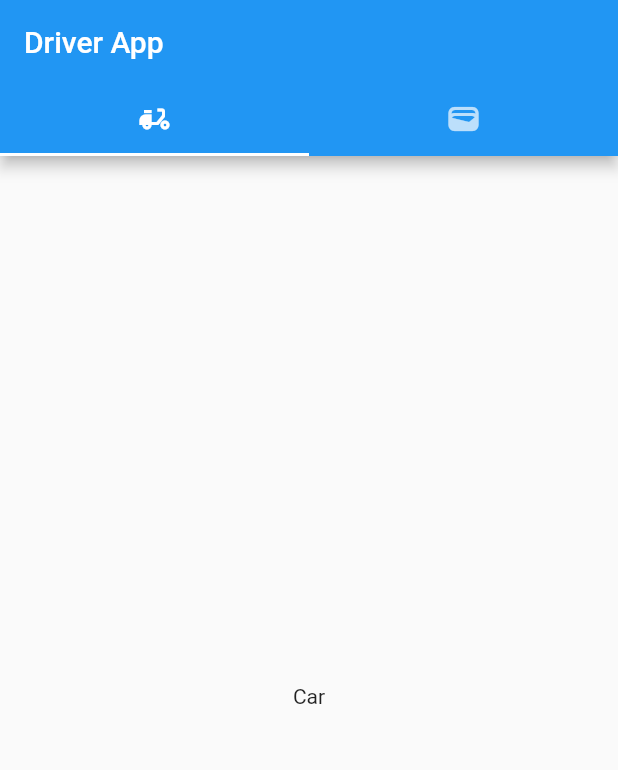
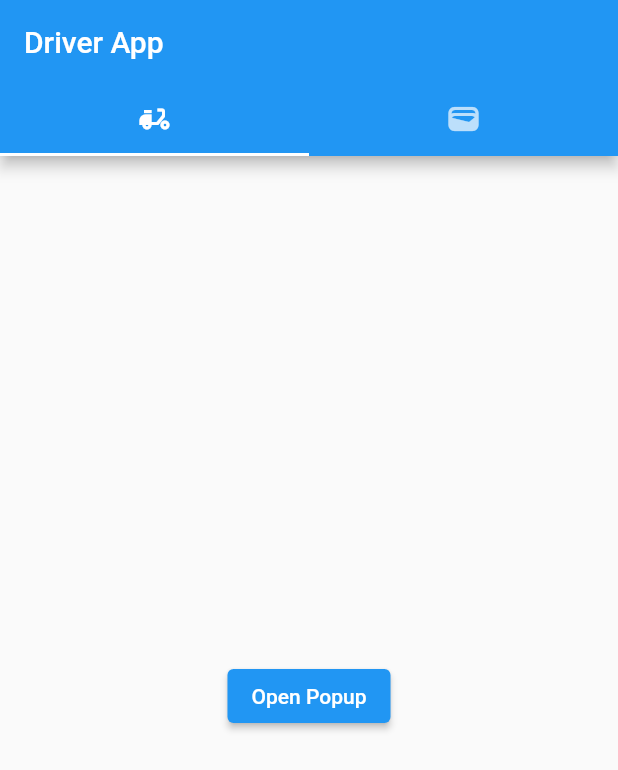
Before and after one commit to abdallahshaban557/reinvent_driver_app, a Flutter app: the screen it shows after launch, on a phone screen of 412 x 824 dp. Shown: the top 770 px of the screen. Run offline on Flutter 3.47's test engine with Material 2 defaults, Android fonts, the phone set to English and light mode, and no system bars; our stand-ins replace flutter_riverpod, logger; missing offline and left inert: amplify_api, amplify_auth_cognito, amplify_authenticator, amplify_core, amplify_datastore_plugin_interface, amplify_flutter.

Commit message:
fixed up popup

```diff
--- a/lib/driver-screen.dart
+++ b/lib/driver-screen.dart
@@ -14,6 +14,25 @@
   Widget build(BuildContext context) {
     return Authenticator(
       child: MaterialApp(
+        theme: ThemeData(
+          primarySwatch: Colors.blue,
+          textTheme: const TextTheme(
+            titleLarge: TextStyle(fontSize: 20),
+            titleMedium: TextStyle(fontSize: 20),
+            titleSmall: TextStyle(fontSize: 20),
+            headlineMedium: TextStyle(
+              fontSize: 30.0,
+            ),
+            bodySmall: TextStyle(
+              fontSize: 36.0,
+              fontFamily: 'Hind',
+            ),
+            bodyLarge: TextStyle(
+              fontSize: 36.0,
+              fontFamily: 'Hind',
+            ),
+          ),
+        ),
         builder: Authenticator.builder(),
         home: isAmplifySuccessfullyConfigured
             ? const Scaffold(body: SafeArea(child: MainDriverScreen()))
```
Also changed, not shown: lib/features/driver_app_files/ui/main_driver_screen.dart (+54 -2 lines).
